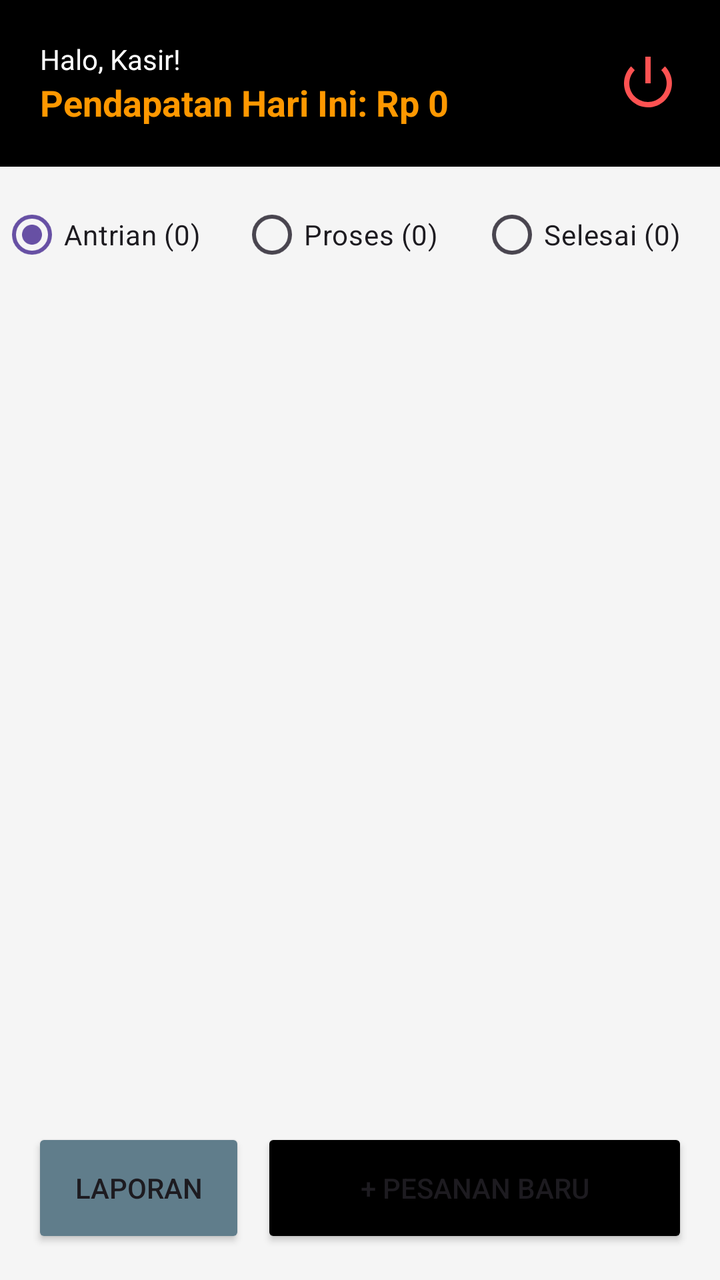
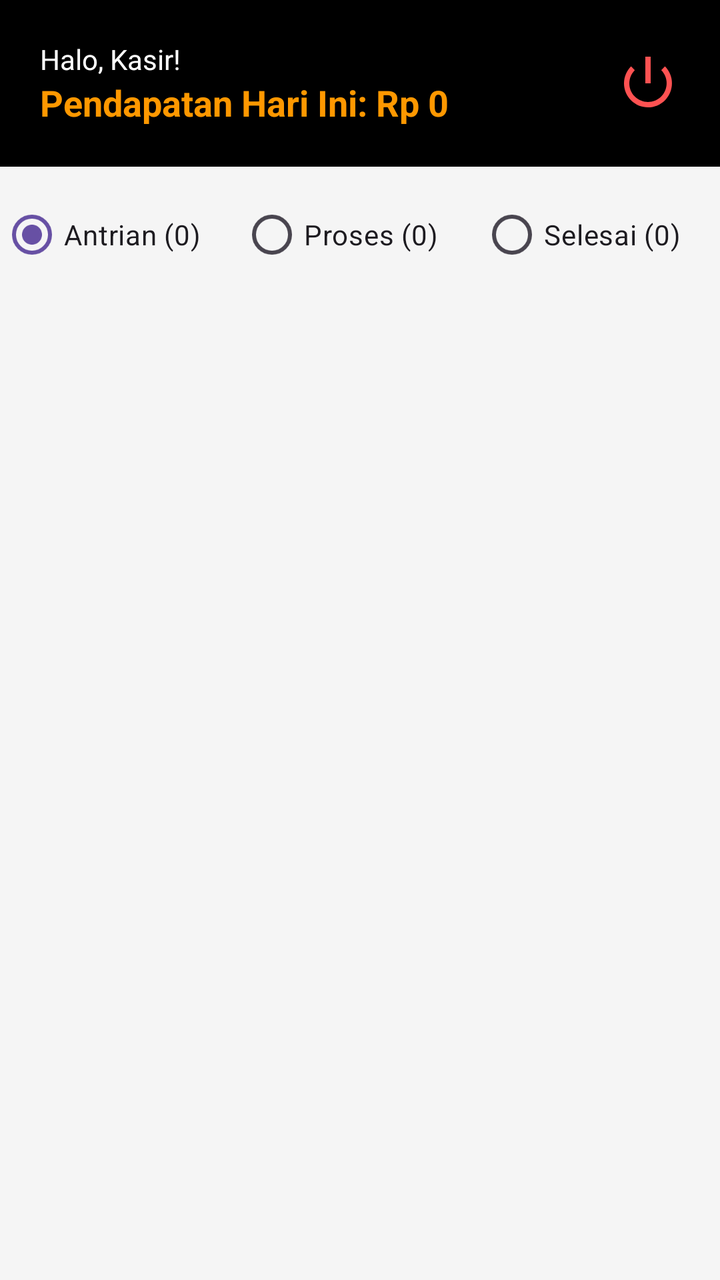

Two renders of the same Android screen: before a commit and after it. Below are the layout's source before the change and the commit's diff.
<!-- AndroidManifest.xml: application theme Theme.NgopiDulz_frontend -->
<!-- res/layout/activity_dashboard_kasir.xml -->
<?xml version="1.0" encoding="utf-8"?>
<androidx.constraintlayout.widget.ConstraintLayout
    xmlns:android="http://schemas.android.com/apk/res/android"
    xmlns:app="http://schemas.android.com/apk/res-auto"
    android:layout_width="match_parent"
    android:layout_height="match_parent"
    android:background="#F5F5F5">

    <RelativeLayout
        android:id="@+id/header_layout"
        android:layout_width="match_parent"
        android:layout_height="wrap_content"
        android:background="#000000"
        android:padding="20dp"
        app:layout_constraintTop_toTopOf="parent">

        <LinearLayout
            android:layout_width="wrap_content"
            android:layout_height="wrap_content"
            android:orientation="vertical"
            android:layout_alignParentStart="true"
            android:layout_centerVertical="true">

            <TextView android:layout_width="wrap_content" android:layout_height="wrap_content"
                android:text="Halo, Kasir!" android:textColor="#FFFFFF" android:textSize="14sp"/>

            <TextView android:id="@+id/tv_pendapatan_hari_ini" android:layout_width="wrap_content" android:layout_height="wrap_content"
                android:text="Pendapatan Hari Ini: Rp 0" android:textColor="#FF9800"
                android:textSize="18sp" android:textStyle="bold"/>
        </LinearLayout>

        
        <ImageView
            android:id="@+id/btn_logout_kasir"
            android:layout_width="32dp"
            android:layout_height="32dp"
            android:layout_alignParentEnd="true"
            android:layout_centerVertical="true"
            android:src="@android:drawable/ic_lock_power_off"
            app:tint="#FF5252" />
    </RelativeLayout>

    <RadioGroup
        android:id="@+id/rg_status"
        android:layout_width="match_parent"
        android:layout_height="wrap_content"
        android:orientation="horizontal"
        android:layout_marginTop="10dp"
        android:gravity="center"
        android:weightSum="3"
        app:layout_constraintTop_toBottomOf="@id/header_layout">

        <RadioButton
            android:id="@+id/rb_antrian"
            android:layout_width="0dp"
            android:layout_height="wrap_content"
            android:layout_weight="1"
            android:text="Antrian (0)"
            android:checked="true"/>

        <RadioButton
            android:id="@+id/rb_proses"
            android:layout_width="0dp"
            android:layout_height="wrap_content"
            android:layout_weight="1"
            android:text="Proses (0)"/>

        <RadioButton
            android:id="@+id/rb_selesai"
            android:layout_width="0dp"
            android:layout_height="wrap_content"
            android:layout_weight="1"
            android:text="Selesai (0)"/>
    </RadioGroup>

    <androidx.recyclerview.widget.RecyclerView
        android:id="@+id/rv_kasir_antrian"
        android:layout_width="match_parent"
        android:layout_height="0dp"
        android:padding="16dp"
        app:layout_constraintTop_toBottomOf="@id/rg_status"
        app:layout_constraintBottom_toTopOf="@id/bottom_action_layout"/>

    <LinearLayout
        android:id="@+id/bottom_action_layout"
        android:layout_width="match_parent"
        android:layout_height="wrap_content"
        android:orientation="horizontal"
        android:padding="16dp"
        app:layout_constraintBottom_toBottomOf="parent">

        <Button
            android:id="@+id/btn_laporan"
            android:layout_width="0dp"
            android:layout_height="60dp"
            android:layout_weight="1"
            android:text="LAPORAN"
            android:backgroundTint="#607D8B"
            android:layout_marginEnd="8dp"/>

        <Button
            android:id="@+id/btn_tambah"
            android:layout_width="0dp"
            android:layout_height="60dp"
            android:layout_weight="2"
            android:text="+ PESANAN BARU"
            android:backgroundTint="#000000"/>
    </LinearLayout>


</androidx.constraintlayout.widget.ConstraintLayout>
<!-- resources referenced by this layout -->
<resources>
  <style name="Theme.NgopiDulz_frontend" parent="Base.Theme.NgopiDulz_frontend" />
  <style name="Base.Theme.NgopiDulz_frontend" parent="Theme.Material3.DayNight.NoActionBar">
          
          
      </style>
</resources>

<!-- the commit's change to res/layout/activity_dashboard_kasir.xml (unified diff, before → after) -->
@@ -87,25 +87,7 @@
         android:layout_height="wrap_content"
         android:orientation="horizontal"
         android:padding="16dp"
-        app:layout_constraintBottom_toBottomOf="parent">
-
-        <Button
-            android:id="@+id/btn_laporan"
-            android:layout_width="0dp"
-            android:layout_height="60dp"
-            android:layout_weight="1"
-            android:text="LAPORAN"
-            android:backgroundTint="#607D8B"
-            android:layout_marginEnd="8dp"/>
-
-        <Button
-            android:id="@+id/btn_tambah"
-            android:layout_width="0dp"
-            android:layout_height="60dp"
-            android:layout_weight="2"
-            android:text="+ PESANAN BARU"
-            android:backgroundTint="#000000"/>
-    </LinearLayout>
+        app:layout_constraintBottom_toBottomOf="parent"/>
 
 
 </androidx.constraintlayout.widget.ConstraintLayout>
